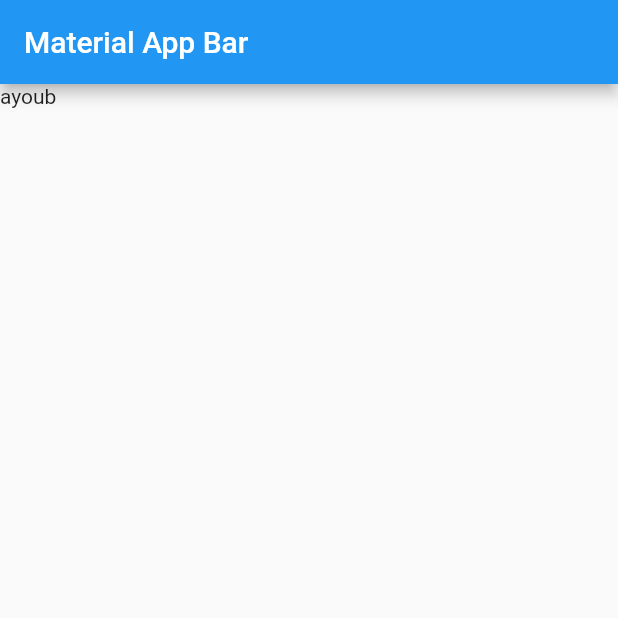
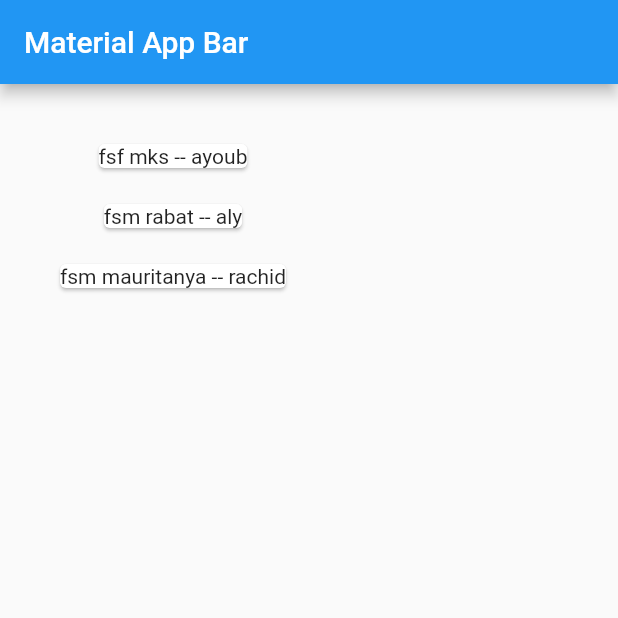
Before and after one commit to ay-learn/list-view, a Flutter app: the screen it shows after launch, on a phone screen of 412 x 824 dp, the top half of it. Run offline on Flutter 3.47's test engine with Material 2 defaults, Android fonts, the phone set to English and light mode, and no system bars.

Commit message:
list -->listview --> new class

```diff
--- /dev/null
+++ b/lib/cardquote.dart
@@ -0,0 +1,17 @@
+import 'package:flutter/material.dart';
+import 'package:app1/model.dart';
+
+
+class Mycard extends StatelessWidget {
+    final Quote quote;
+    const Mycard({Key? key, required this.quote}) : super(key: key);
+
+
+  @override
+  Widget build(BuildContext context) {
+    return Padding(
+      padding: EdgeInsets.all(8.0),
+      child: Card(child: Text('${quote.text} -- ${quote.author}')),
+    );
+  }
+}
--- a/lib/listview.dart
+++ /dev/null
@@ -1,22 +0,0 @@
-import 'package:flutter/material.dart';
-import 'package:app1/model.dart';
-
-class Home extends StatefulWidget {
-  const Home({Key? key}) : super(key: key);
-
-  @override
-  State<Home> createState() => _HomeState();
-}
-
-class _HomeState extends State<Home> {
-    List<Quote> list=[Quote(text: 'll', author: '') ];
-
-  @override
-  Widget build(BuildContext context) {
-    return Column(
-      children: const <Widget>[
-          Text('ayoub'),
-        ],
-    );
-  }
-}
--- a/lib/main.dart
+++ b/lib/main.dart
@@ -1,22 +1,41 @@
 import 'package:flutter/material.dart';
-import 'package:app1/listview.dart';
+import 'package:app1/cardquote.dart';
+import 'package:app1/model.dart';
 
 void main() => runApp(
-  const MaterialApp(
-    home:MyApp(),
-  ),
-);
+      const MaterialApp(
+        home: MyApp(),
+      ),
+    );
 
-class MyApp extends StatelessWidget {
+class MyApp extends StatefulWidget {
   const MyApp({Key? key}) : super(key: key);
 
   @override
+  State<MyApp> createState() => _MyAppState();
+}
+
+class _MyAppState extends State<MyApp> {
+  late final Quote quote;
+  List<Quote> quotes = [
+    Quote(text: 'fsf mks', author: 'ayoub'),
+    Quote(text: 'fsm rabat', author: 'aly'),
+    Quote(text: 'fsm mauritanya', author: 'rachid'),
+  ];
+  @override
   Widget build(BuildContext context) {
     return Scaffold(
-        appBar: AppBar(
-          title: const Text('Material App Bar'),
+      appBar: AppBar(
+        title: const Text('Material App Bar'),
+      ),
+      body: Padding(
+        padding: const EdgeInsets.all(28.0),
+        child: Column(
+          children: quotes
+              .map((quote) => Mycard(quote:quote))
+              .toList(),
         ),
-        body: const Home(),
+      ),
     );
   }
 }
```
